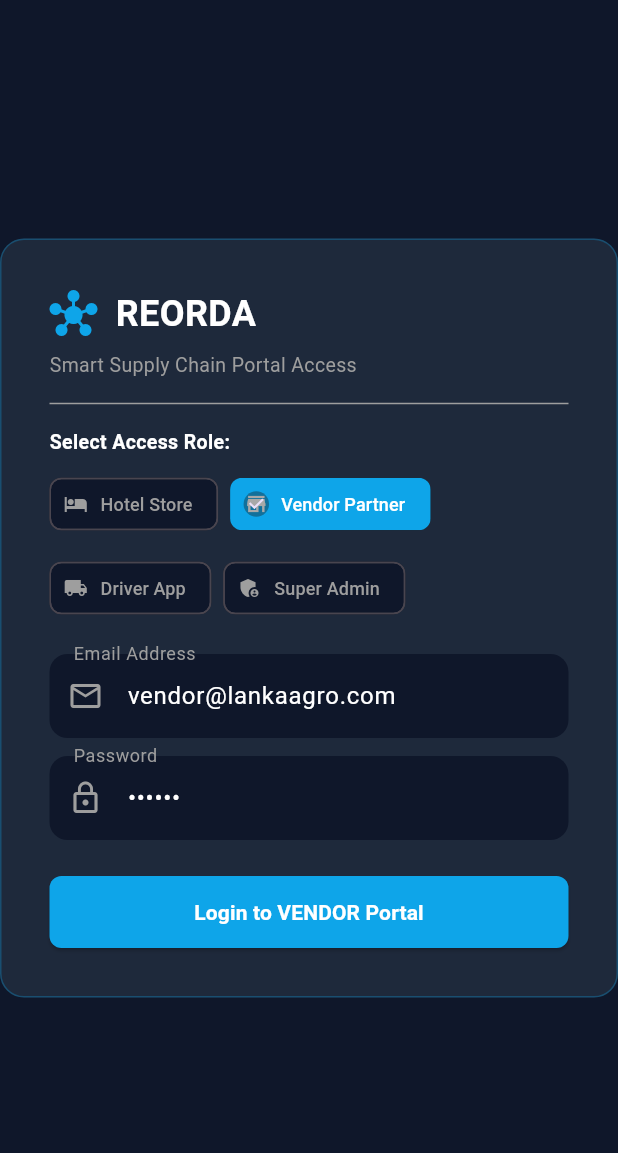
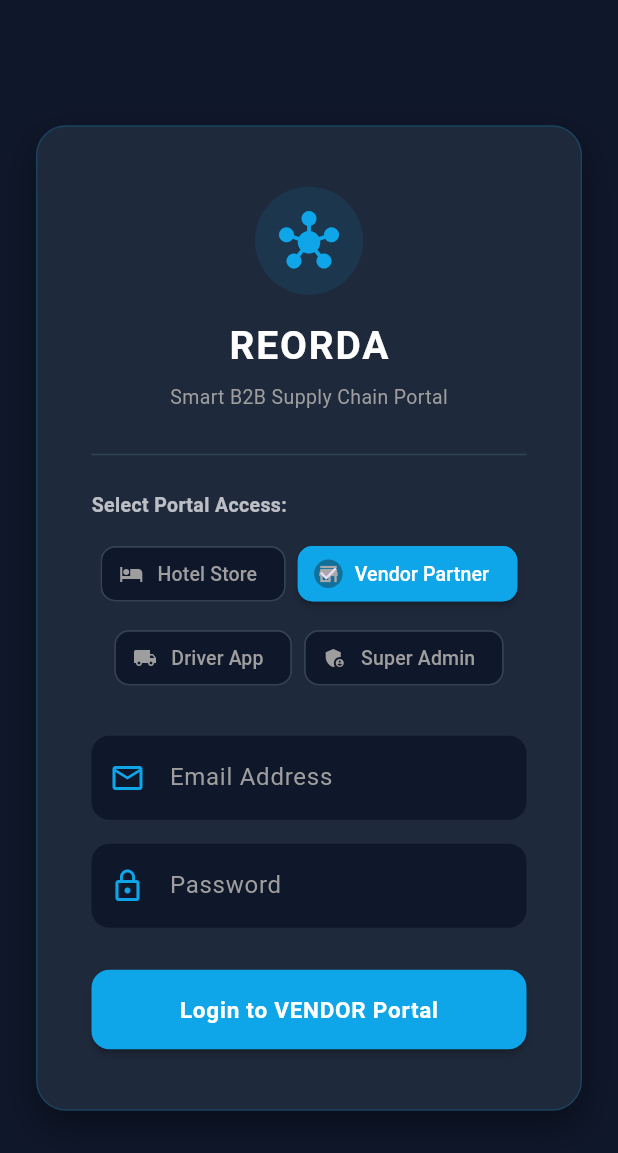
Before and after one commit to Sasmika96/Reorda, a Flutter app: the screen it shows after launch, after a tap on "Vendor Partner", on a phone screen of 412 x 824 dp. Shown: the top 1153 px of the screen. Run offline on Flutter 3.47's test engine with Material 3 defaults, Android fonts, the phone set to English and light mode, and no system bars; our stand-ins replace cloud_firestore, firebase_auth, firebase_core, flutter_dotenv, flutter_map, google_generative_ai and 2 more; accounts and stored records are empty.

Commit message:
UI update: Modern login screen with clean state and role chips

```diff
--- a/lib/features/auth/login_screen.dart
+++ b/lib/features/auth/login_screen.dart
@@ -14,34 +14,43 @@ class LoginScreen extends StatefulWidget {
 }
 
 class _LoginScreenState extends State<LoginScreen> {
-  final _emailController = TextEditingController(text: 'hotel@reorda.net');
-  final _passwordController = TextEditingController(text: '123456');
-  final _pinController = TextEditingController(); // 👈 Driver 4-digit PIN එක සඳහා Controller එකක්
+  final _emailController = TextEditingController();
+  final _passwordController = TextEditingController();
+  final _pinController = TextEditingController();
+
   String _selectedRole = 'hotel'; // hotel, vendor, driver, super_admin
   bool _isLoading = false;
+
+  @override
+  void dispose() {
+    _emailController.dispose();
+    _passwordController.dispose();
+    _pinController.dispose();
+    super.dispose();
+  }
 
   Future<void> _handleLogin() async {
     setState(() => _isLoading = true);
     try {
       final auth = FirebaseAuth.instance;
 
-      // 🚚 1. DRIVER ROLE LOGIN LOGIC (Phone Number & 4-digit PIN Verification)
+      // 🚚 1. DRIVER ROLE LOGIN LOGIC
       if (_selectedRole == 'driver') {
         final inputPhone = _emailController.text.trim();
         final inputPin = _pinController.text.trim();
 
-        if (inputPin.isEmpty || inputPin.length != 4) {
+        if (inputPhone.isEmpty || inputPin.isEmpty || inputPin.length != 4) {
           ScaffoldMessenger.of(context).showSnackBar(
             const SnackBar(
-              content: Text('⚠️ Please enter the 4-digit Delivery PIN provided during dispatch!'),
+              content: Text('⚠️ Please enter a valid phone number and 4-digit PIN!'),
               backgroundColor: Colors.orangeAccent,
+              behavior: SnackBarBehavior.floating,
             ),
           );
           setState(() => _isLoading = false);
           return;
         }
 
-        // Phone number එකෙන් Driver ව සෙවීම
         final driverQuery = await FirebaseFirestore.instance
             .collection('drivers')
             .where('phone', isEqualTo: inputPhone)
@@ -53,7 +62,6 @@ class _LoginScreenState extends State<LoginScreen> {
           final driverId = doc.id;
           driverData['id'] = driverId;
 
-          // 🔥 2. Driver ට Assign වෙලා තියෙන (DISPATCHED ස්ටේටස් එකේ) ඕඩර් එකක් අතරින් මේ PIN එක තියෙනවද බැලීම
           final orderQuery = await FirebaseFirestore.instance
               .collection('orders')
               .where('driver_id', isEqualTo: driverId)
@@ -65,8 +73,9 @@ class _LoginScreenState extends State<LoginScreen> {
             if (mounted) {
               ScaffoldMessenger.of(context).showSnackBar(
                 const SnackBar(
-                  content: Text('✅ Successfully logged in as DRIVER with valid PIN!'),
+                  content: Text('✅ Successfully logged in as DRIVER!'),
                   backgroundColor: Colors.green,
+                  behavior: SnackBarBehavior.floating,
                 ),
               );
               Navigator.pushReplacement(
@@ -81,8 +90,9 @@ class _LoginScreenState extends State<LoginScreen> {
             if (mounted) {
               ScaffoldMessenger.of(context).showSnackBar(
                 const SnackBar(
-                  content: Text('❌ Invalid 4-digit PIN or no active dispatch found for this PIN!'),
+                  content: Text('❌ Invalid 4-digit PIN or no active dispatch found!'),
                   backgroundColor: Colors.redAccent,
+                  behavior: SnackBarBehavior.floating,
                 ),
               );
             }
@@ -93,8 +103,9 @@ class _LoginScreenState extends State<LoginScreen> {
           if (mounted) {
             ScaffoldMessenger.of(context).showSnackBar(
               const SnackBar(
-                content: Text('❌ Driver not found with this Phone Number! Add driver in Vendor Portal first.'),
+                content: Text('❌ Driver not found with this Phone Number!'),
                 backgroundColor: Colors.orangeAccent,
+                behavior: SnackBarBehavior.floating,
               ),
             );
           }
@@ -160,6 +171,7 @@ class _LoginScreenState extends State<LoginScreen> {
           SnackBar(
             content: Text('Successfully logged in as ${_selectedRole.toUpperCase()}!'),
             backgroundColor: Colors.green,
+            behavior: SnackBarBehavior.floating,
           ),
         );
 
@@ -172,11 +184,10 @@ class _LoginScreenState extends State<LoginScreen> {
           );
         }
       }
-
     } catch (e) {
       if (mounted) {
         ScaffoldMessenger.of(context).showSnackBar(
-          SnackBar(content: Text('Login Error: ${e.toString()}'), backgroundColor: Colors.redAccent),
+          SnackBar(content: Text('Login Error: ${e.toString()}'), backgroundColor: Colors.redAccent, behavior: SnackBarBehavior.floating),
         );
       }
     } finally {
@@ -189,35 +200,64 @@ class _LoginScreenState extends State<LoginScreen> {
     return Scaffold(
       backgroundColor: const Color(0xFF0F172A),
       body: Center(
+        child: SingleChildScrollView(
           child: Container(
-          width: 420,
-          padding: const EdgeInsets.all(32),
+            width: 440,
+            margin: const EdgeInsets.all(24),
+            padding: const EdgeInsets.symmetric(horizontal: 36, vertical: 40),
             decoration: BoxDecoration(
               color: const Color(0xFF1E293B),
-            borderRadius: BorderRadius.circular(16),
-            border: Border.all(color: const Color(0xFF0EA5E9).withOpacity(0.3)),
+              borderRadius: BorderRadius.circular(20),
+              border: Border.all(color: const Color(0xFF0EA5E9).withOpacity(0.2)),
+              boxShadow: [
+                BoxShadow(
+                  color: Colors.black.withOpacity(0.4),
+                  blurRadius: 20,
+                  offset: const Offset(0, 10),
+                )
+              ],
             ),
             child: Column(
               mainAxisSize: MainAxisSize.min,
               crossAxisAlignment: CrossAxisAlignment.start,
               children: [
-              const Row(
+                // Logo & Header
+                Center(
+                  child: Column(
                     children: [
-                  Icon(Icons.hub_rounded, color: Color(0xFF0EA5E9), size: 32),
-                  SizedBox(width: 12),
-                  Text('REORDA', style: TextStyle(fontSize: 24, fontWeight: FontWeight.bold, color: Colors.white)),
+                      Container(
+                        padding: const EdgeInsets.all(16),
+                        decoration: BoxDecoration(
+                          color: const Color(0xFF0EA5E9).withOpacity(0.1),
+                          shape: BoxShape.circle,
+                        ),
+                        child: const Icon(Icons.hub_rounded, color: Color(0xFF0EA5E9), size: 40),
+                      ),
+                      const SizedBox(height: 16),
+                      const Text(
+                        'REORDA',
+                        style: TextStyle(fontSize: 26, fontWeight: FontWeight.bold, color: Colors.white, letterSpacing: 1.2),
+                      ),
+                      const SizedBox(height: 6),
+                      const Text(
+                        'Smart B2B Supply Chain Portal',
+                        style: TextStyle(fontSize: 13, color: Colors.grey), // 👈 දෝෂය ඉවත් කරන ලදී
+                      ),
                     ],
                   ),
-              const SizedBox(height: 8),
-              const Text('Smart Supply Chain Portal Access', style: TextStyle(color: Colors.grey, fontSize: 13)),
-              const Divider(color: Colors.grey, height: 32),
+                ),
+                const SizedBox(height: 28),
+                const Divider(color: Color(0xFF334155), height: 1),
+                const SizedBox(height: 24),
 
                 // Role Selector Tabs
-              const Text('Select Access Role:', style: TextStyle(color: Colors.white, fontSize: 13, fontWeight: FontWeight.bold)),
-              const SizedBox(height: 8),
-              Wrap(
+                const Text('Select Portal Access:', style: TextStyle(color: Colors.white70, fontSize: 13, fontWeight: FontWeight.w600)),
+                const SizedBox(height: 12),
+                Center(
+                  child: Wrap(
                     spacing: 8,
                     runSpacing: 8,
+                    alignment: WrapAlignment.center,
                     children: [
                       _buildRoleChip('hotel', 'Hotel Store', Icons.hotel),
                       _buildRoleChip('vendor', 'Vendor Partner', Icons.store),
@@ -225,7 +265,8 @@ class _LoginScreenState extends State<LoginScreen> {
                       _buildRoleChip('super_admin', 'Super Admin', Icons.admin_panel_settings),
                     ],
                   ),
-              const SizedBox(height: 20),
+                ),
+                const SizedBox(height: 28),
 
                 // 📱 Phone Number or Email Field
                 TextField(
@@ -233,35 +274,45 @@ class _LoginScreenState extends State<LoginScreen> {
                   style: const TextStyle(color: Colors.white),
                   decoration: InputDecoration(
                     labelText: _selectedRole == 'driver' ? 'Registered Phone Number' : 'Email Address',
+                    hintText: _selectedRole == 'driver' ? 'e.g. 0771234567' : 'e.g. user@reorda.net',
+                    hintStyle: TextStyle(color: Colors.grey.shade600, fontSize: 13),
                     labelStyle: const TextStyle(color: Colors.grey),
-                  prefixIcon: Icon(_selectedRole == 'driver' ? Icons.phone : Icons.email_outlined, color: Colors.grey),
+                    prefixIcon: Icon(_selectedRole == 'driver' ? Icons.phone_outlined : Icons.email_outlined, color: const Color(0xFF0EA5E9)),
                     filled: true,
                     fillColor: const Color(0xFF0F172A),
                     border: OutlineInputBorder(borderRadius: BorderRadius.circular(12), borderSide: BorderSide.none),
+                    focusedBorder: OutlineInputBorder(
+                      borderRadius: BorderRadius.circular(12),
+                      borderSide: const BorderSide(color: Color(0xFF0EA5E9), width: 1.5),
                     ),
                   ),
-              const SizedBox(height: 12),
+                ),
+                const SizedBox(height: 16),
 
-              // 🔐 Password Field (for Admin/Hotel/Vendor) OR 4-digit PIN Field (for Driver)
+                // 🔐 Password Field OR 4-digit PIN Field
                 if (_selectedRole == 'driver') ...[
                   TextField(
                     controller: _pinController,
                     keyboardType: TextInputType.number,
                     maxLength: 4,
                     obscureText: false,
-                  style: const TextStyle(color: Colors.orangeAccent, fontSize: 18, letterSpacing: 8),
+                    style: const TextStyle(color: Colors.orangeAccent, fontSize: 20, letterSpacing: 12, fontWeight: FontWeight.bold),
                     decoration: InputDecoration(
-                    labelText: 'Enter 4-Digit Delivery PIN',
+                      labelText: '4-Digit Delivery PIN',
                       hintText: '----',
-                    hintStyle: const TextStyle(color: Colors.grey),
+                      counterText: '',
+                      hintStyle: TextStyle(color: Colors.grey.shade600),
                       labelStyle: const TextStyle(color: Colors.orangeAccent),
-                    prefixIcon: const Icon(Icons.vpn_key, color: Colors.orangeAccent),
+                      prefixIcon: const Icon(Icons.vpn_key_outlined, color: Colors.orangeAccent),
                       filled: true,
                       fillColor: const Color(0xFF0F172A),
                       border: OutlineInputBorder(borderRadius: BorderRadius.circular(12), borderSide: BorderSide.none),
+                      focusedBorder: OutlineInputBorder(
+                        borderRadius: BorderRadius.circular(12),
+                        borderSide: const BorderSide(color: Colors.orangeAccent, width: 1.5),
                       ),
                     ),
-                const SizedBox(height: 16),
+                  ),
                 ] else ...[
                   TextField(
                     controller: _passwordController,
@@ -269,34 +320,48 @@ class _LoginScreenState extends State<LoginScreen> {
                     style: const TextStyle(color: Colors.white),
                     decoration: InputDecoration(
                       labelText: 'Password',
+                      hintText: 'Enter your secure password',
+                      hintStyle: TextStyle(color: Colors.grey.shade600, fontSize: 13),
                       labelStyle: const TextStyle(color: Colors.grey),
-                    prefixIcon: const Icon(Icons.lock_outline, color: Colors.grey),
+                      prefixIcon: const Icon(Icons.lock_outline, color: Color(0xFF0EA5E9)),
                       filled: true,
                       fillColor: const Color(0xFF0F172A),
                       border: OutlineInputBorder(borderRadius: BorderRadius.circular(12), borderSide: BorderSide.none),
+                      focusedBorder: OutlineInputBorder(
+                        borderRadius: BorderRadius.circular(12),
+                        borderSide: const BorderSide(color: Color(0xFF0EA5E9), width: 1.5),
                       ),
                     ),
-                const SizedBox(height: 24),
+                  ),
                 ],
+                const SizedBox(height: 28),
 
+                // Login Button
                 SizedBox(
                   width: double.infinity,
                   child: ElevatedButton(
                     style: ElevatedButton.styleFrom(
                       backgroundColor: _selectedRole == 'driver' ? Colors.orangeAccent : const Color(0xFF0EA5E9),
-                    padding: const EdgeInsets.symmetric(vertical: 14),
-                    shape: RoundedRectangleBorder(borderRadius: BorderRadius.circular(8)),
+                      foregroundColor: Colors.white,
+                      padding: const EdgeInsets.symmetric(vertical: 16),
+                      elevation: 2,
+                      shape: RoundedRectangleBorder(borderRadius: BorderRadius.circular(12)),
                     ),
                     onPressed: _isLoading ? null : _handleLogin,
                     child: _isLoading
-                      ? const CircularProgressIndicator(color: Colors.white)
+                        ? const SizedBox(
+                            width: 20,
+                            height: 20,
+                            child: CircularProgressIndicator(color: Colors.white, strokeWidth: 2),
+                          )
                         : Text(
-                          _selectedRole == 'driver' ? 'Login to Driver Portal with PIN' : 'Login to ${_selectedRole.toUpperCase()} Portal',
-                          style: const TextStyle(color: Colors.white, fontWeight: FontWeight.bold),
+                            _selectedRole == 'driver' ? 'Verify PIN & Enter Driver Portal' : 'Login to ${_selectedRole.toUpperCase().replaceAll('_', ' ')} Portal',
+                            style: const TextStyle(fontSize: 15, fontWeight: FontWeight.bold, letterSpacing: 0.5),
                           ),
                   ),
-              )
+                ),
               ],
+            ),
           ),
         ),
       ),
@@ -307,24 +372,26 @@ class _LoginScreenState extends State<LoginScreen> {
     final isSelected = _selectedRole == role;
     return ChoiceChip(
       avatar: Icon(icon, size: 16, color: isSelected ? Colors.white : Colors.grey),
-      label: Text(label, style: TextStyle(color: isSelected ? Colors.white : Colors.grey, fontSize: 12)),
+      label: Text(label, style: TextStyle(color: isSelected ? Colors.white : Colors.grey, fontSize: 13, fontWeight: FontWeight.w500)),
       selected: isSelected,
       selectedColor: const Color(0xFF0EA5E9),
       backgroundColor: const Color(0xFF0F172A),
+      elevation: isSelected ? 2 : 0,
+      padding: const EdgeInsets.symmetric(horizontal: 10, vertical: 8),
+      shape: RoundedRectangleBorder(
+        borderRadius: BorderRadius.circular(10),
+        side: BorderSide(
+          color: isSelected ? const Color(0xFF0EA5E9) : const Color(0xFF334155),
+          width: 1,
+        ),
+      ),
       onSelected: (selected) {
         if (selected) {
           setState(() {
             _selectedRole = role;
-            if (role == 'vendor') {
-              _emailController.text = 'vendor@lankaagro.com';
-            } else if (role == 'hotel') {
-              _emailController.text = 'hotel@reorda.net';
-            } else if (role == 'driver') {
-              _emailController.text = '0771234567'; // Driver phone default
-              _pinController.text = ''; // Reset pin box
-            } else {
-              _emailController.text = 'admin@reorda.net';
-            }
+            _emailController.clear();
+            _passwordController.clear();
+            _pinController.clear();
           });
         }
       },
```
Lines whose indentation alone changed are shown as unchanged.
